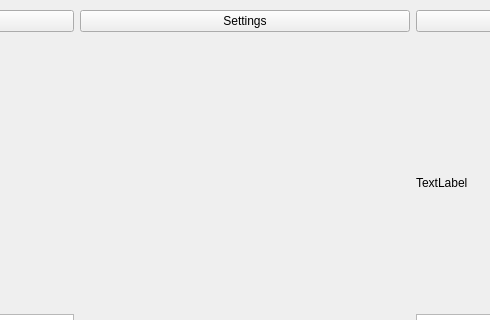
Above: app.ui from Iliaroz/TicTacToe before the change; both pictures show x 331 to 821 and y 0 to 320 of the 1151 by 701 pixel window. Below: the same form after it.
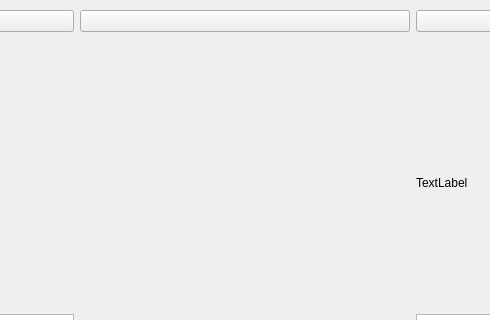
That is the form after the change.

The edit to the form file:
```diff
--- a/app.ui
+++ b/app.ui
@@ -27,7 +27,7 @@
      <item row="1" column="1">
       <widget class="QPushButton" name="btnSettings">
        <property name="text">
-        <string>Settings</string>
+        <string/>
        </property>
       </widget>
      </item>
```
Left out of the diff: 19 changed lines with no effect on the pictures.
